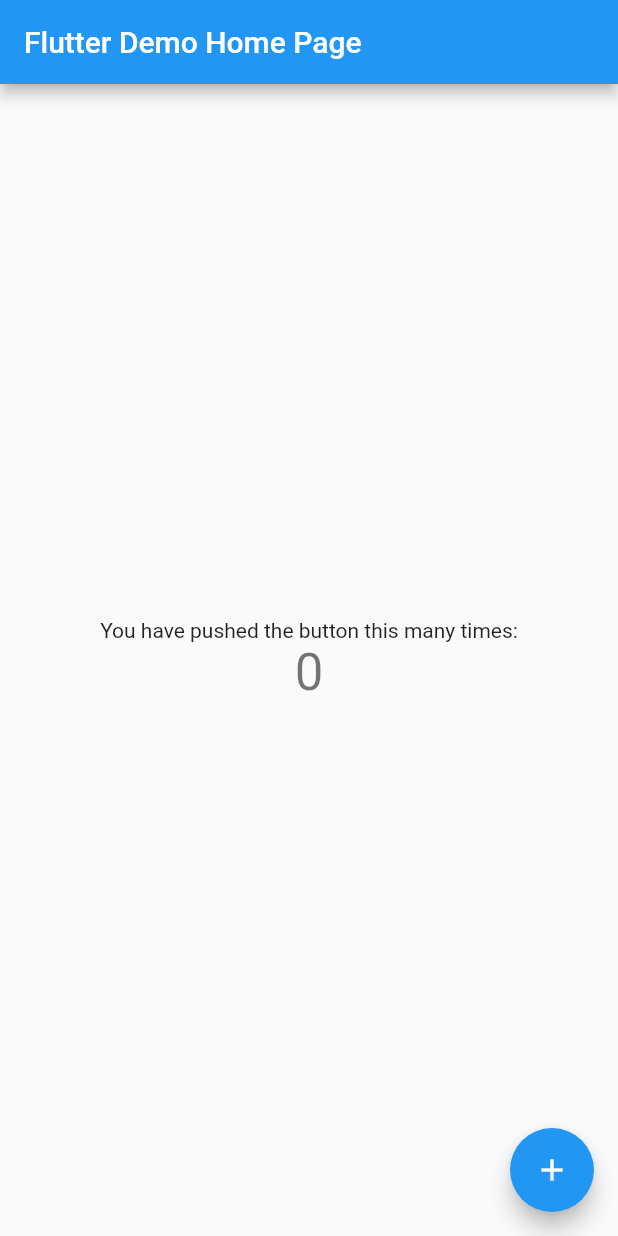
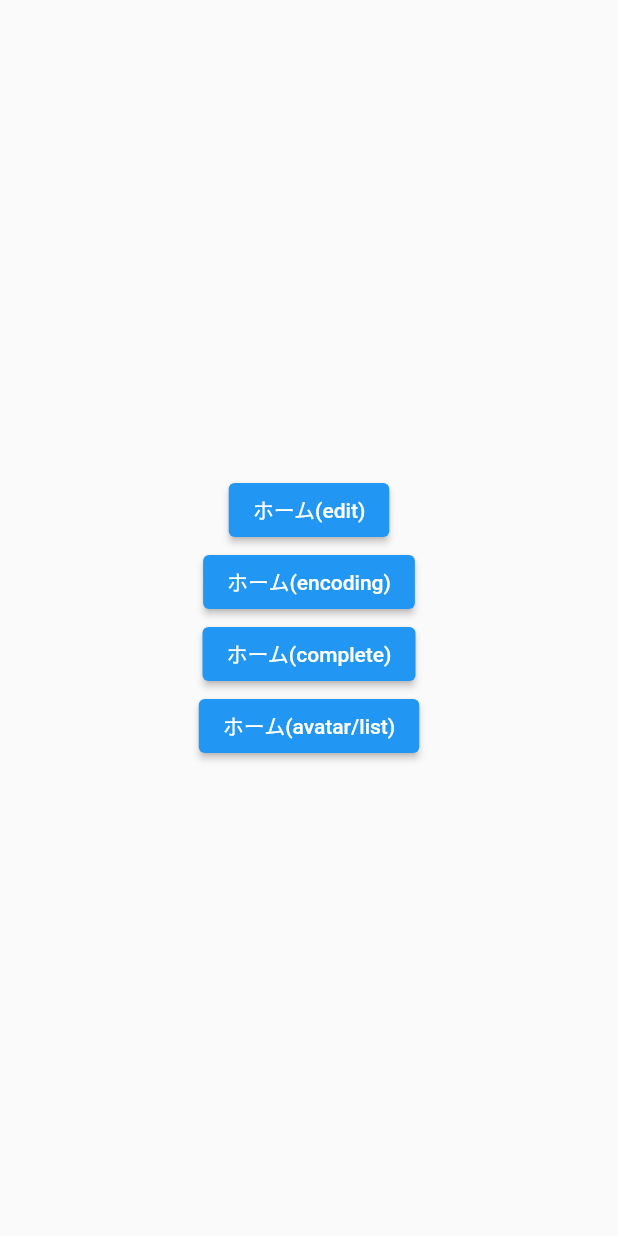
Before and after one commit to maropook/neon3, a Flutter app: the screen it shows after launch, on a phone screen of 412 x 824 dp. Run offline on Flutter 3.47's test engine with Material 2 defaults, Android fonts, the phone set to English and light mode, and no system bars; our stand-ins replace go_router, hooks_riverpod, url_strategy.

Commit message:
add page_router

```diff
--- /dev/null
+++ b/lib/each_screen.dart
@@ -0,0 +1,166 @@
+import 'package:flutter/material.dart';
+import 'package:go_router/go_router.dart';
+
+class EditPage extends StatelessWidget {
+  const EditPage({super.key});
+
+  @override
+  Widget build(BuildContext context) {
+    return Scaffold(
+      body: Center(
+        child: ElevatedButton(
+          onPressed: () {
+            context.go('/');
+          },
+          child: const Text('edit(ホームへ)'),
+        ),
+      ),
+    );
+  }
+}
+
+class EncodingPage extends StatelessWidget {
+  const EncodingPage({super.key});
+
+  @override
+  Widget build(BuildContext context) {
+    return Scaffold(
+      body: Center(
+        child: ElevatedButton(
+          onPressed: () {
+            context.go('/');
+          },
+          child: const Text('encoding(ホームへ)'),
+        ),
+      ),
+    );
+  }
+}
+
+class RecordingPage extends StatelessWidget {
+  const RecordingPage({super.key});
+
+  @override
+  Widget build(BuildContext context) {
+    return Scaffold(
+      body: Center(
+        child: Column(
+          mainAxisAlignment: MainAxisAlignment.center,
+          children: [
+            ElevatedButton(
+              onPressed: () {
+                context.go('/edit');
+              },
+              child: const Text('ホーム(edit)'),
+            ),
+            ElevatedButton(
+              onPressed: () {
+                context.go('/encoding');
+              },
+              child: const Text('ホーム(encoding)'),
+            ),
+            ElevatedButton(
+              onPressed: () {
+                context.go('/complete');
+              },
+              child: const Text('ホーム(complete)'),
+            ),
+            ElevatedButton(
+              onPressed: () {
+                context.go('/avatar/list');
+              },
+              child: const Text('ホーム(avatar/list)'),
+            ),
+          ],
+        ),
+      ),
+    );
+  }
+}
+
+class CompletePage extends StatelessWidget {
+  const CompletePage({super.key});
+
+  @override
+  Widget build(BuildContext context) {
+    return Scaffold(
+      body: Center(
+        child: ElevatedButton(
+          onPressed: () {
+            context.go('/');
+          },
+          child: const Text('complete(ホームへ)'),
+        ),
+      ),
+    );
+  }
+}
+
+class AvatarListPage extends StatelessWidget {
+  const AvatarListPage({super.key});
+
+  @override
+  Widget build(BuildContext context) {
+    return Scaffold(
+      body: Center(
+        child: Column(
+          mainAxisAlignment: MainAxisAlignment.center,
+          children: [
+            ElevatedButton(
+              onPressed: () {
+                context.go('/avatar/list/detail');
+              },
+              child: const Text('avatar/list(detailへ)'),
+            ),
+            ElevatedButton(
+              onPressed: () {
+                context.go('/');
+              },
+              child: const Text('avatar/list(ホームへ)'),
+            ),
+          ],
+        ),
+      ),
+    );
+  }
+}
+
+class AvatarDetailPage extends StatelessWidget {
+  const AvatarDetailPage({super.key});
+
+  @override
+  Widget build(BuildContext context) {
+    return Scaffold(
+      body: Center(
+        child: ElevatedButton(
+          onPressed: () {
+            context.go('/avatar/list');
+          },
+          child: const Text('avatar/list/detail(listへ)'),
+        ),
+      ),
+    );
+  }
+}
+
+class ImportPage extends StatelessWidget {
+  const ImportPage({super.key});
+
+  @override
+  Widget build(BuildContext context) {
+    return Scaffold(
+      body: Center(
+        child: Column(
+          children: [
+            ElevatedButton(
+              onPressed: () {
+                context.go('/');
+              },
+              child: const Text('importページ(ホームへ))'),
+            ),
+          ],
+        ),
+      ),
+    );
+  }
+}
--- a/lib/main.dart
+++ b/lib/main.dart
@@ -1,115 +1,21 @@
 import 'package:flutter/material.dart';
+import 'package:hooks_riverpod/hooks_riverpod.dart';
+import 'package:maropook_neon2/page_router.dart';
+import 'package:url_strategy/url_strategy.dart';
 
 void main() {
-  runApp(const MyApp());
+  setPathUrlStrategy();
+  runApp(const ProviderScope(child: App()));
 }
 
-class MyApp extends StatelessWidget {
-  const MyApp({super.key});
-
-  // This widget is the root of your application.
-  @override
-  Widget build(BuildContext context) {
-    return MaterialApp(
-      title: 'Flutter Demo',
-      theme: ThemeData(
-        // This is the theme of your application.
-        //
-        // Try running your application with "flutter run". You'll see the
-        // application has a blue toolbar. Then, without quitting the app, try
-        // changing the primarySwatch below to Colors.green and then invoke
-        // "hot reload" (press "r" in the console where you ran "flutter run",
-        // or simply save your changes to "hot reload" in a Flutter IDE).
-        // Notice that the counter didn't reset back to zero; the application
-        // is not restarted.
-        primarySwatch: Colors.blue,
-      ),
-      home: const MyHomePage(title: 'Flutter Demo Home Page'),
-    );
-  }
-}
-
-class MyHomePage extends StatefulWidget {
-  const MyHomePage({super.key, required this.title});
-
-  // This widget is the home page of your application. It is stateful, meaning
-  // that it has a State object (defined below) that contains fields that affect
-  // how it looks.
-
-  // This class is the configuration for the state. It holds the values (in this
-  // case the title) provided by the parent (in this case the App widget) and
-  // used by the build method of the State. Fields in a Widget subclass are
-  // always marked "final".
-
-  final String title;
-
-  @override
-  State<MyHomePage> createState() => _MyHomePageState();
-}
-
-class _MyHomePageState extends State<MyHomePage> {
-  int _counter = 0;
-
-  void _incrementCounter() {
-    setState(() {
-      // This call to setState tells the Flutter framework that something has
-      // changed in this State, which causes it to rerun the build method below
-      // so that the display can reflect the updated values. If we changed
-      // _counter without calling setState(), then the build method would not be
-      // called again, and so nothing would appear to happen.
-      _counter++;
-    });
-  }
+class App extends StatelessWidget {
+  const App({super.key});
 
   @override
   Widget build(BuildContext context) {
-    // This method is rerun every time setState is called, for instance as done
-    // by the _incrementCounter method above.
-    //
-    // The Flutter framework has been optimized to make rerunning build methods
-    // fast, so that you can just rebuild anything that needs updating rather
-    // than having to individually change instances of widgets.
-    return Scaffold(
-      appBar: AppBar(
-        // Here we take the value from the MyHomePage object that was created by
-        // the App.build method, and use it to set our appbar title.
-        title: Text(widget.title),
-      ),
-      body: Center(
-        // Center is a layout widget. It takes a single child and positions it
-        // in the middle of the parent.
-        child: Column(
-          // Column is also a layout widget. It takes a list of children and
-          // arranges them vertically. By default, it sizes itself to fit its
-          // children horizontally, and tries to be as tall as its parent.
-          //
-          // Invoke "debug painting" (press "p" in the console, choose the
-          // "Toggle Debug Paint" action from the Flutter Inspector in Android
-          // Studio, or the "Toggle Debug Paint" command in Visual Studio Code)
-          // to see the wireframe for each widget.
-          //
-          // Column has various properties to control how it sizes itself and
-          // how it positions its children. Here we use mainAxisAlignment to
-          // center the children vertically; the main axis here is the vertical
-          // axis because Columns are vertical (the cross axis would be
-          // horizontal).
-          mainAxisAlignment: MainAxisAlignment.center,
-          children: <Widget>[
-            const Text(
-              'You have pushed the button this many times:',
-            ),
-            Text(
-              '$_counter',
-              style: Theme.of(context).textTheme.headline4,
-            ),
-          ],
-        ),
-      ),
-      floatingActionButton: FloatingActionButton(
-        onPressed: _incrementCounter,
-        tooltip: 'Increment',
-        child: const Icon(Icons.add),
-      ), // This trailing comma makes auto-formatting nicer for build methods.
-    );
+    return MaterialApp.router(
+        title: 'Admin NFTApp',
+        theme: ThemeData(primarySwatch: Colors.blue),
+        routerConfig: PageRouter.router);
   }
 }
--- /dev/null
+++ b/lib/page_router.dart
@@ -0,0 +1,54 @@
+import 'package:flutter/material.dart';
+import 'package:go_router/go_router.dart';
+import 'package:maropook_neon2/each_screen.dart';
+
+class PageRouter {
+  static final GoRouter router =
+      GoRouter(initialLocation: '/', routes: <RouteBase>[
+    GoRoute(
+      path: '/',
+      builder: (BuildContext context, GoRouterState state) {
+        return const RecordingPage();
+      },
+      routes: [
+        GoRoute(
+            path: 'avatar/list', //頭に?入れないように注意する
+            builder: (BuildContext context, GoRouterState state) {
+              return const AvatarListPage();
+            },
+            routes: [
+              GoRoute(
+                path: 'detail',
+                builder: (BuildContext context, GoRouterState state) {
+                  return const AvatarDetailPage();
+                },
+              ),
+            ]),
+        GoRoute(
+          path: 'import',
+          builder: (BuildContext context, GoRouterState state) {
+            return const ImportPage();
+          },
+        ),
+      ],
+    ),
+    GoRoute(
+      path: '/edit',
+      builder: (BuildContext context, GoRouterState state) {
+        return const EditPage();
+      },
+    ),
+    GoRoute(
+      path: '/encoding',
+      builder: (BuildContext context, GoRouterState state) {
+        return const EncodingPage();
+      },
+    ),
+    GoRoute(
+      path: '/complete',
+      builder: (BuildContext context, GoRouterState state) {
+        return const CompletePage();
+      },
+    ),
+  ]);
+}
--- a/pubspec.yaml
+++ b/pubspec.yaml
@@ -16,6 +16,7 @@
   flutter_svg: ^1.1.6
   hooks_riverpod: ^2.1.1
   go_router: ^5.2.2
+  url_strategy: ^0.2.0
 
 dev_dependencies:
   build_runner: ^2.3.3
```
Also changed, not shown: pubspec.lock, 1 other file.
